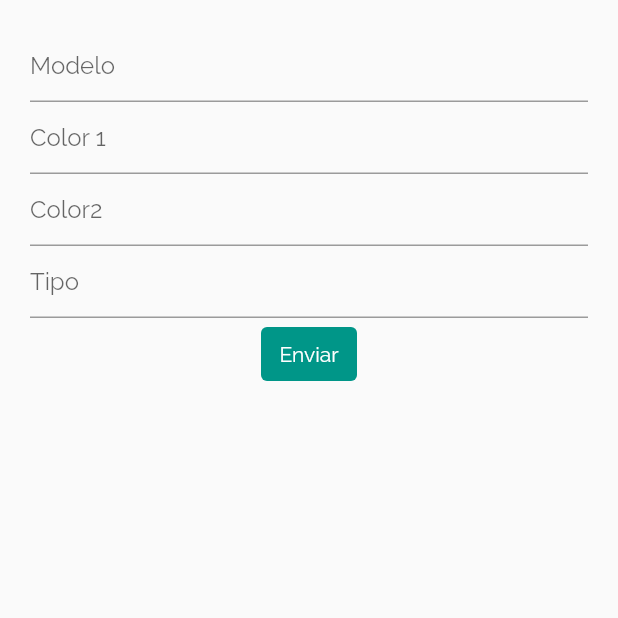
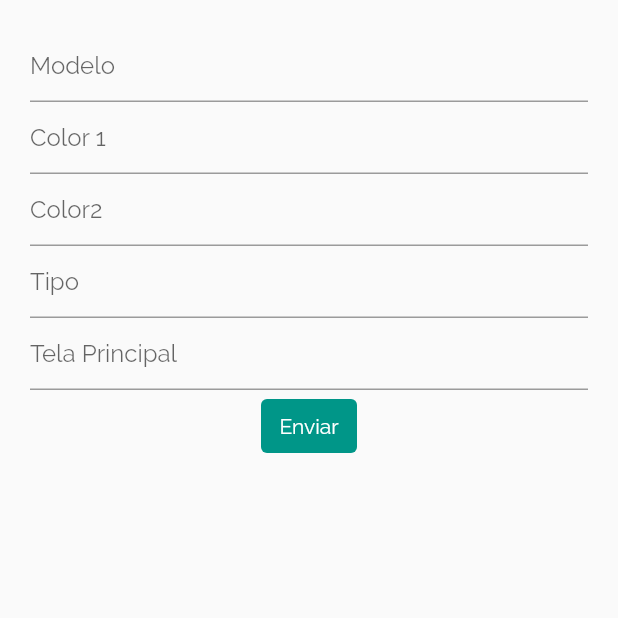
Before and after one commit to rodrideveloper/malvinas, a Flutter app: the CargarAmbos screen opened by its route, after a tap on "Enviar", on a phone screen of 412 x 824 dp, the top half of it. Run offline on Flutter 3.47's test engine with Material 2 defaults, Android fonts, the light colour scheme and no system bars; our stand-ins replace charts_flutter, cloud_firestore, firebase_core; accounts and stored records are empty.

Commit message:
colores y telas por defecto

```diff
--- a/lib/BO/dao.dart
+++ b/lib/BO/dao.dart
@@ -127,7 +127,7 @@ class DAO {
     CollectionReference regRef = FirebaseFirestore.instance.collection('ambos');
     regRef
         .add({
-          'nombre': a.modelo,
+          'modelo': a.modelo,
           'tipo': a.tipo,
           'telas_disponibles': a.telas_disponibles,
           'color_primario': a.color1,
@@ -136,6 +136,7 @@ class DAO {
         })
         .then((value) => print('Registro Agregado con Exito'))
         .catchError((error) => error = true);
+    print(error);
 
     return error;
   }
--- a/lib/cargar_ambos.dart
+++ b/lib/cargar_ambos.dart
@@ -19,6 +19,8 @@ class _CargarAmbosState extends State<CargarAmbos> {
 class Cuerpo extends StatelessWidget {
   final Modelo = TextEditingController();
   final Tipo_C = TextEditingController();
+  final Tela_C = TextEditingController();
+  final tela_principal = TextEditingController();
 
   final Color1 = TextEditingController();
   final Color2 = TextEditingController();
@@ -45,9 +47,14 @@ class Cuerpo extends StatelessWidget {
               controller: Tipo_C,
               decoration: InputDecoration(hintText: 'Tipo'),
             ),
+            TextField(
+              controller: tela_principal,
+              decoration: InputDecoration(hintText: 'Tela Principal'),
+            ),
             TextButton(
               onPressed: () {
                 EnviarDatos();
+                print('enviando');
               },
               child: Text('Enviar'),
               style: TextButton.styleFrom(
@@ -65,11 +72,13 @@ class Cuerpo extends StatelessWidget {
     String tipo = Tipo_C.text;
     String Acolor1 = Color1.text;
     String AColor2 = Color2.text;
+    String tela_principal = Tela_C.text;
     List<String> telas_disponibles = ['Batista', 'Arciel', 'Spandex'];
     String url_image = 'assets/img/${Amodelox}.jpg';
 
-    AmboCarga a = new AmboCarga(
-        Amodelox, telas_disponibles, Acolor1, AColor2, url_image, tipo);
+    AmboCarga a = new AmboCarga(Amodelox, tipo, tela_principal,
+        telas_disponibles, Acolor1, AColor2, url_image);
+    print(a.toString());
 
     DAO.agregarAmbo(a);
   }
@@ -77,13 +86,13 @@ class Cuerpo extends StatelessWidget {
 
 class AmboCarga {
   String modelo;
-
+  String tipo;
+  String tela_principal;
   List<String> telas_disponibles;
   String color1;
   String color2;
   String url_imagen;
-  String tipo;
 
-  AmboCarga(this.modelo, this.telas_disponibles, this.color1, this.color2,
-      this.url_imagen, this.tipo);
+  AmboCarga(this.modelo, this.tipo, this.tela_principal, this.telas_disponibles,
+      this.color1, this.color2, this.url_imagen);
 }
--- a/lib/colores.dart
+++ b/lib/colores.dart
@@ -9,6 +9,6 @@ class Colores {
     'fucsia': Colors.pink,
     'verde': Colors.green,
     'blanco': Colors.grey,
-    'turqueza': Colors.lightBlue
+    'turquesa': Colors.lightBlue,
   };
 }
--- a/lib/models/ambo.dart
+++ b/lib/models/ambo.dart
@@ -2,16 +2,38 @@ class Ambo {
   String id;
   String tipo;
   String modelo;
+  String tela_principal;
+  String color_primario;
+  String color_secundario;
   List<dynamic> telas_disponibles;
   String url;
 
-  Ambo({this.id, this.tipo, this.modelo, this.telas_disponibles, this.url});
-  Ambo.for2(this.id, this.tipo, this.modelo, this.telas_disponibles, this.url);
+  Ambo(
+      {this.id,
+      this.tipo,
+      this.modelo,
+      this.tela_principal,
+      this.color_primario,
+      this.color_secundario,
+      this.telas_disponibles,
+      this.url});
+  Ambo.for2(
+      this.id,
+      this.tipo,
+      this.modelo,
+      this.tela_principal,
+      this.color_primario,
+      this.color_secundario,
+      this.telas_disponibles,
+      this.url);
 
   factory Ambo.fromJson(Map<String, dynamic> json) => Ambo(
         id: json['id'],
         tipo: json['tipo'],
         modelo: json['modelo'],
+        tela_principal: json['tela_principal'],
+        color_primario: json['color_primario'],
+        color_secundario: json['color_secundario'],
         telas_disponibles: json['telas_disponibles'],
         url: json['url'],
       );
@@ -20,6 +42,9 @@ class Ambo {
         'id': id,
         'tipo': tipo,
         'modelo': modelo,
+        'tela_principal': tela_principal,
+        'color_primario': color_primario,
+        'color_secundario': color_secundario,
         'telas_disponibles': telas_disponibles,
         'image': url
       };
--- a/pubspec.yaml
+++ b/pubspec.yaml
@@ -67,6 +67,9 @@ flutter:
      - assets/img/malvinas.png
      - assets/img/tabla.jpg
      - assets/img/launcher_icon.png
+     - assets/img/Chaqueta_Abierta.jpg
+     - assets/img/leontina_pink_camo.png
+     - assets/img/Namibia3Piezas.jpg
 
 
 
```
Also changed, not shown: lib/main.dart (+9 -2 lines), lib/main_seleccionarColor(3).dart (+18 -17 lines), lib/main_seleccionarTalles(4).dart (+7 -8 lines), lib/main_seleccionarTela(2).dart (+6 -8 lines), assets/img/Chaqueta_Abierta.jpg (added), assets/img/Namibia3Piezas.jpg (added), assets/img/leontina_pink_camo.png (added).
